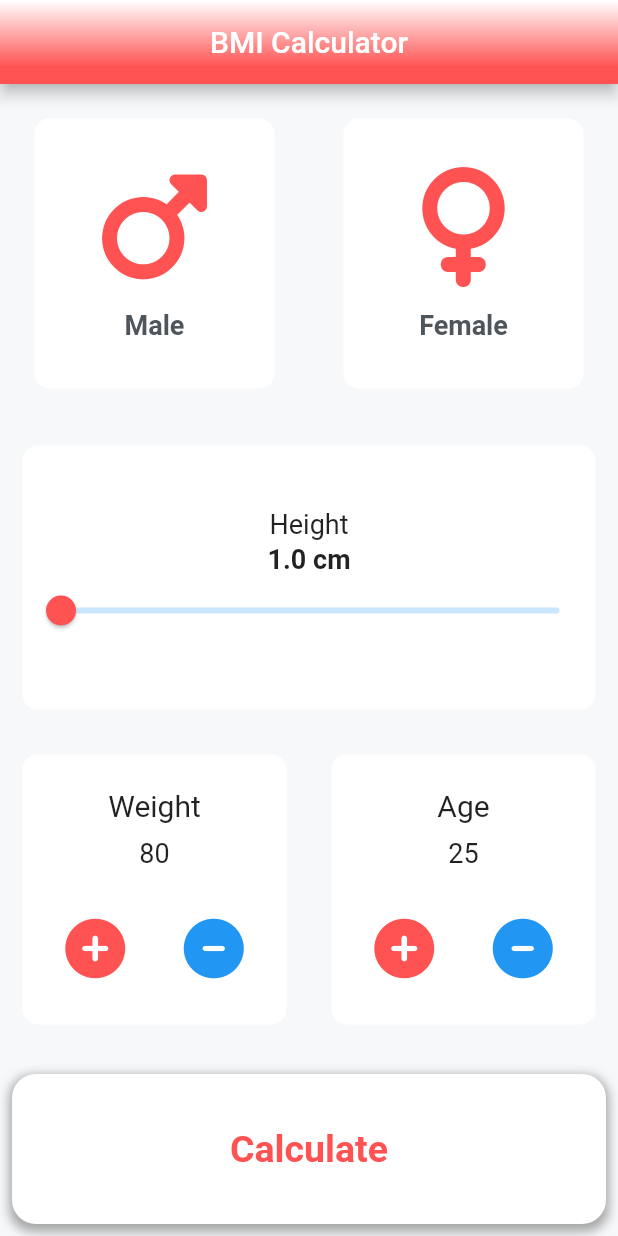
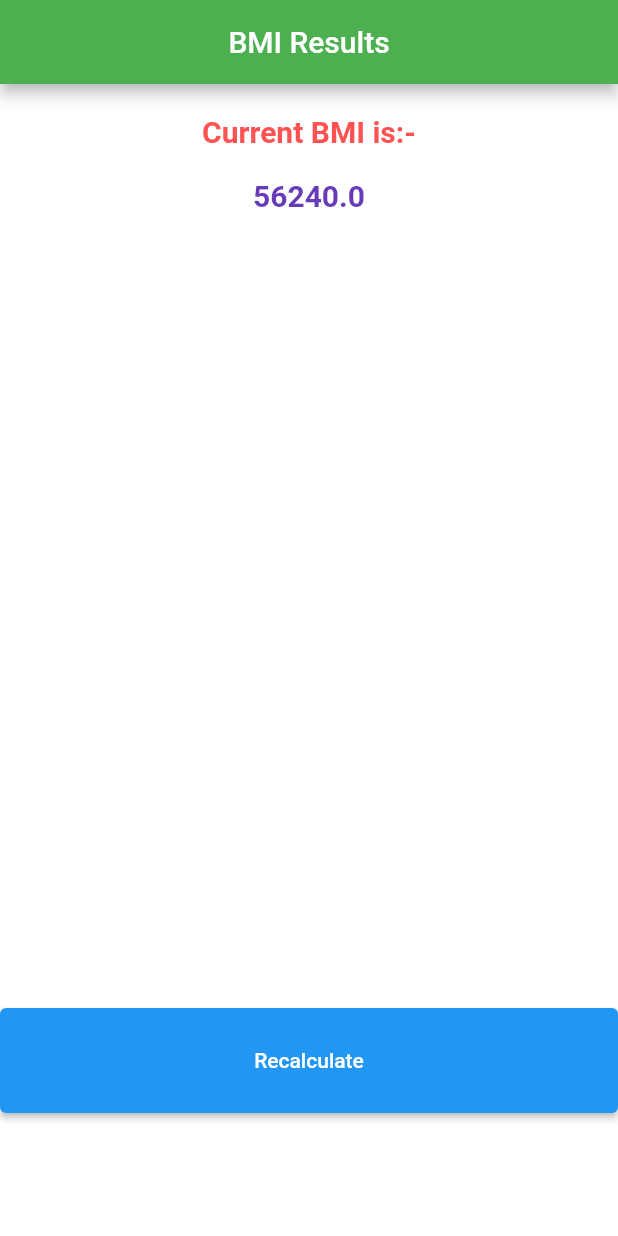
Before and after one commit to ankush56/bmi_calculator_flutter, a Flutter app: the screen it shows after launch, after a tap on "Calculate", on a phone screen of 412 x 824 dp. Run offline on Flutter 3.47's test engine with Material 2 defaults, Android fonts, the phone set to English and light mode, and no system bars; our stand-ins replace font_awesome_flutter.

Commit message:
Added result page

```diff
--- a/lib/MainBmiPage.dart
+++ b/lib/MainBmiPage.dart
@@ -2,6 +2,8 @@ import 'package:flutter/material.dart';
 import 'package:font_awesome_flutter/font_awesome_flutter.dart';
 
 import 'calculator.dart';
+import 'genderIcons.dart';
+import 'resusableCards.dart';
 
 class MainBmiPage extends StatefulWidget {
   const MainBmiPage({super.key, required this.title});
@@ -12,14 +14,20 @@ class MainBmiPage extends StatefulWidget {
   State<MainBmiPage> createState() => _MainBmiPageState();
 }
 
+enum gender1 { male, female }
+
 class _MainBmiPageState extends State<MainBmiPage> {
   Color activeCardColor = Color(0XFFFFFFFF);
+  Color deactivatedCardColor = Colors.deepPurple;
+  Color maleCardColor = Color(0XFFFFFFFF);
+  Color femaleCardColor = Color(0XFFFFFFFF);
   Color bottomContainerColor = Color(0XFFFFFFFF);
   double height = 1.0;
   int weight = 80;
   int age = 25;
   String gender = "male";
   double bmi = 0;
+  bool iconSelected = false;
 
   @override
   Widget build(BuildContext context) {
@@ -46,32 +54,21 @@ class _MainBmiPageState extends State<MainBmiPage> {
           Row(
             children: [
               Expanded(
-                child: TextButton(
-                  onPressed: () {
-                    gender = 'male';
+                child: GestureDetector(
+                  onTap: () {
                     print("Male Gender Selected");
+                    setState(() {
+                      gender = 'male';
+                      iconSelected = true;
+                      maleCardColor = deactivatedCardColor;
+                      femaleCardColor = activeCardColor;
+                    });
                   },
                   child: ReusableCard(
-                    cardsColor: activeCardColor,
-                    childCard: const Column(
-                      mainAxisAlignment: MainAxisAlignment.center,
-                      children: [
-                        Icon(
-                          FontAwesomeIcons.mars,
-                          size: 80,
-                          color: Colors.redAccent,
-                        ),
-                        SizedBox(
-                          height: 15,
-                        ),
-                        Text(
-                          "Male",
-                          style: TextStyle(
-                              fontSize: 18,
-                              color: Color(0XFF4E555B),
-                              fontWeight: FontWeight.bold),
-                        ),
-                      ],
+                    cardsColor: maleCardColor,
+                    childCard: GenderIcons(
+                      icon_label: 'male',
+                      icon_color: Colors.redAccent,
                     ),
                   ),
                 ),
@@ -80,31 +77,17 @@ class _MainBmiPageState extends State<MainBmiPage> {
                 child: TextButton(
                   onPressed: () {
                     print("Female gender selected");
-                    gender = 'female';
+                    setState(() {
+                      gender = 'female';
+                      femaleCardColor = deactivatedCardColor;
+                      maleCardColor = activeCardColor;
+                    });
                   },
                   child: ReusableCard(
-                    cardsColor: activeCardColor,
-                    childCard: const Column(
-                      mainAxisAlignment: MainAxisAlignment.center,
-                      children: [
-                        Icon(
-                          FontAwesomeIcons.venus,
-                          size: 80,
-                          color: Colors.redAccent,
-                        ),
-                        SizedBox(
-                          height: 15,
-                        ),
-                        Text(
-                          "Female",
-                          style: TextStyle(
-                              fontSize: 18,
-                              color: Color(0XFF4E555B),
-                              fontWeight: FontWeight.bold),
-                        ),
-                      ],
-                    ),
-                  ),
+                      cardsColor: femaleCardColor,
+                      childCard: GenderIcons(
+                        icon_label: "female",
+                      )),
                 ),
               ),
             ],
@@ -275,7 +258,10 @@ class _MainBmiPageState extends State<MainBmiPage> {
                   height: height, gender: gender, age: age, weight: weight);
               bmi = calculator.calculateBMI();
               bmi = double.parse(bmi.toStringAsFixed(1));
+              Navigator.pushNamed(context, '/result', arguments: bmi);
+
               print("BMI is: $bmi");
+              print(bmi.runtimeType);
             },
             child: Container(
               margin: EdgeInsets.only(top: 10),
@@ -309,24 +295,3 @@ class _MainBmiPageState extends State<MainBmiPage> {
     );
   }
 }
-
-class ReusableCard extends StatelessWidget {
-  ReusableCard({required this.cardsColor, this.childCard});
-
-  final Color cardsColor;
-  final Widget? childCard;
-
-  @override
-  Widget build(BuildContext context) {
-    return Container(
-      child: childCard,
-      margin: const EdgeInsets.all(15),
-      height: 180,
-      width: double.infinity,
-      decoration: BoxDecoration(
-        borderRadius: BorderRadius.circular(10),
-        color: cardsColor,
-      ),
-    );
-  }
-}
--- /dev/null
+++ b/lib/genderIcons.dart
@@ -0,0 +1,39 @@
+import 'package:flutter/material.dart';
+import 'package:font_awesome_flutter/font_awesome_flutter.dart';
+
+class GenderIcons extends StatelessWidget {
+  GenderIcons(
+      {required this.icon_label,
+      this.sizedBoxheight,
+      this.icon_color,
+      this.icon_text_color});
+
+  String icon_label = "male";
+  double? sizedBoxheight = 15;
+  Color? icon_color = Colors.redAccent;
+  Color? icon_text_color = Color(0XFF4E555B);
+
+  @override
+  Widget build(BuildContext context) {
+    return Column(
+      mainAxisAlignment: MainAxisAlignment.center,
+      children: [
+        Icon(
+          icon_label == "male" ? FontAwesomeIcons.mars : FontAwesomeIcons.venus,
+          size: 80,
+          color: icon_color,
+        ),
+        SizedBox(
+          height: sizedBoxheight,
+        ),
+        Text(
+          icon_label,
+          style: TextStyle(
+              fontSize: 18,
+              color: icon_text_color,
+              fontWeight: FontWeight.bold),
+        ),
+      ],
+    );
+  }
+}
--- a/lib/main.dart
+++ b/lib/main.dart
@@ -1,3 +1,4 @@
+import 'package:bmi_calculator/result.dart';
 import 'package:flutter/material.dart';
 
 import 'MainBmiPage.dart';
@@ -13,7 +14,11 @@ class MyApp extends StatelessWidget {
   @override
   Widget build(BuildContext context) {
     return MaterialApp(
-      home: MainBmiPage(title: 'BMI Calculator'),
+      initialRoute: '/',
+      routes: {
+        '/': (context) => MainBmiPage(title: 'BMI Calculator'),
+        '/result': (context) => Result(),
+      },
     );
   }
 }
--- /dev/null
+++ b/lib/result.dart
@@ -0,0 +1,63 @@
+import 'package:flutter/material.dart';
+
+void main() {
+  runApp(Result());
+}
+
+class Result extends StatelessWidget {
+  @override
+  Widget build(BuildContext context) {
+    // Get Data passed from Screen1
+    final double bmi = ModalRoute.of(context)?.settings.arguments as double;
+    return MaterialApp(
+        home: Scaffold(
+            backgroundColor: Colors.white,
+            appBar: AppBar(
+              title: Center(child: Text("BMI Results")),
+              backgroundColor: Colors.green,
+            ),
+            body: SafeArea(
+                child: Center(
+              child: Column(
+                  mainAxisAlignment: MainAxisAlignment.start,
+                  crossAxisAlignment: CrossAxisAlignment.stretch,
+                  children: [
+                    SizedBox(
+                      height: 20,
+                    ),
+                    Text(
+                      'Current BMI is:-',
+                      style: TextStyle(
+                          fontSize: 20,
+                          fontWeight: FontWeight.bold,
+                          color: Colors.redAccent),
+                      textAlign: TextAlign.center,
+                    ),
+                    SizedBox(
+                      height: 20,
+                    ),
+                    Text(
+                      bmi.toString(),
+                      style: TextStyle(
+                          fontSize: 20,
+                          color: Colors.deepPurple,
+                          fontWeight: FontWeight.bold),
+                      textAlign: TextAlign.center,
+                    ),
+                    SizedBox(
+                      height: 530,
+                    ),
+                    Container(
+                      height: 70,
+                      width: 100,
+                      child: ElevatedButton(
+                        onPressed: () {
+                          Navigator.pop(context);
+                        },
+                        child: const Text("Recalculate"),
+                      ),
+                    ),
+                  ]),
+            ))));
+  }
+}
--- /dev/null
+++ b/lib/resusableCards.dart
@@ -0,0 +1,22 @@
+import 'package:flutter/material.dart';
+
+class ReusableCard extends StatelessWidget {
+  ReusableCard({required this.cardsColor, this.childCard});
+
+  final Color cardsColor;
+  final Widget? childCard;
+
+  @override
+  Widget build(BuildContext context) {
+    return Container(
+      child: childCard,
+      margin: const EdgeInsets.all(15),
+      height: 180,
+      width: double.infinity,
+      decoration: BoxDecoration(
+        borderRadius: BorderRadius.circular(10),
+        color: cardsColor,
+      ),
+    );
+  }
+}
```
